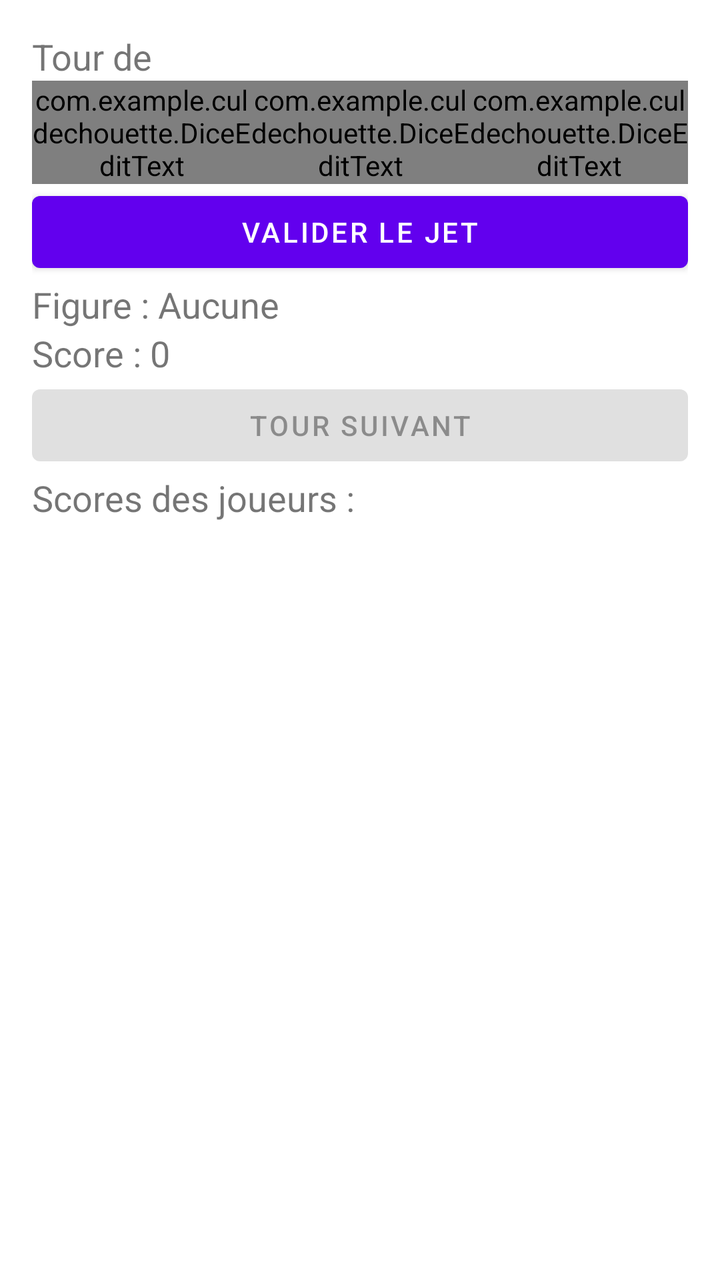
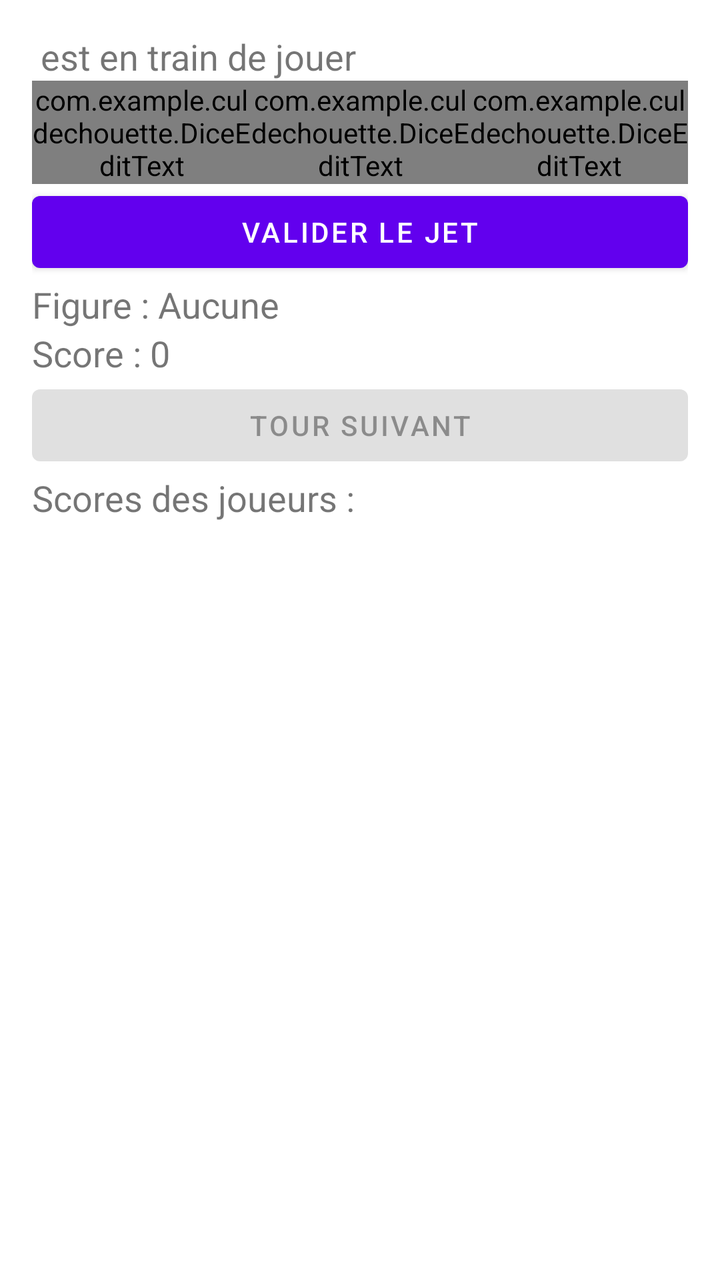

Compare the two renders of this Android layout. The source of the first and the diff that turns it into the second are given below.
<!-- AndroidManifest.xml: application theme Theme.CulDeChouette -->
<!-- res/layout/activity_main.xml -->
<LinearLayout xmlns:android="http://schemas.android.com/apk/res/android"
    xmlns:tools="http://schemas.android.com/tools"
    android:layout_width="match_parent"
    android:layout_height="match_parent"
    android:orientation="vertical"
    android:padding="16dp"
    tools:context=".MainActivity">


    <LinearLayout
        android:layout_width="match_parent"
        android:layout_height="wrap_content"
        android:orientation="horizontal"
        android:gravity="left">

        <TextView
            android:layout_width="wrap_content"
            android:layout_height="wrap_content"
            android:text="Tour de "
            android:textSize="18sp" />

        <TextView
            android:id="@+id/currentPlayerText"
            android:layout_width="match_parent"
            android:layout_height="wrap_content"
            android:text=""
            android:textSize="18sp" />
    </LinearLayout>

    <LinearLayout
        android:layout_width="match_parent"
        android:layout_height="wrap_content"
        android:orientation="horizontal"
        android:gravity="center">

        <com.example.culdechouette.DiceEditText
            android:id="@+id/dice1"
            android:layout_width="0dp"
            android:layout_height="wrap_content"
            android:layout_weight="1"
            android:hint="Dé 1" />

        <com.example.culdechouette.DiceEditText
            android:id="@+id/dice2"
            android:layout_width="0dp"
            android:layout_height="wrap_content"
            android:layout_weight="1"
            android:hint="Dé 2" />

        <com.example.culdechouette.DiceEditText
            android:id="@+id/dice3"
            android:layout_width="0dp"
            android:layout_height="wrap_content"
            android:layout_weight="1"
            android:hint="Dé 3" />
    </LinearLayout>

    <Button
        android:id="@+id/validateScoreButton"
        android:layout_width="match_parent"
        android:layout_height="wrap_content"
        android:text="Valider le jet" />

    <Button
        android:id="@+id/siroterButton"
        android:layout_width="match_parent"
        android:layout_height="wrap_content"
        android:text="Siroter"
        android:visibility="gone" />

    <LinearLayout
        android:layout_width="match_parent"
        android:layout_height="wrap_content"
        android:orientation="horizontal"
        android:gravity="left">

        <TextView
            android:layout_width="wrap_content"
            android:layout_height="wrap_content"
            android:text="Figure : "
            android:textSize="18sp" />

        <TextView
            android:id="@+id/figureText"
            android:layout_width="match_parent"
            android:layout_height="wrap_content"
            android:text="Aucune"
            android:textSize="18sp" />
    </LinearLayout>

    <LinearLayout
        android:layout_width="match_parent"
        android:layout_height="wrap_content"
        android:orientation="horizontal"
        android:gravity="left">

        <TextView
            android:layout_width="wrap_content"
            android:layout_height="wrap_content"
            android:text="Score : "
            android:textSize="18sp" />

        <TextView
            android:id="@+id/resultText"
            android:layout_width="match_parent"
            android:layout_height="wrap_content"
            android:text="0"
            android:textSize="18sp" />
    </LinearLayout>

    <Button
        android:id="@+id/nextTurnButton"
        android:layout_width="match_parent"
        android:layout_height="wrap_content"
        android:text="Tour suivant"
        android:enabled="false" />

    <TextView
        android:layout_width="match_parent"
        android:layout_height="wrap_content"
        android:text="Scores des joueurs : "
        android:textSize="18sp" />

    <TextView
        android:id="@+id/playersScoreText"
        android:layout_width="match_parent"
        android:layout_height="wrap_content"
        android:text=""
        android:textSize="18sp" />
</LinearLayout>
<!-- resources referenced by this layout -->
<resources>
  <style name="Theme.CulDeChouette" parent="Theme.MaterialComponents.DayNight.DarkActionBar">
          
          <item name="colorPrimary">@color/purple_500</item>
          <item name="colorPrimaryVariant">@color/purple_700</item>
          <item name="colorOnPrimary">@color/white</item>
          
          <item name="colorSecondary">@color/teal_200</item>
          <item name="colorSecondaryVariant">@color/teal_700</item>
          <item name="colorOnSecondary">@color/black</item>
          
          <item name="android:statusBarColor" tools:targetApi="l">?attr/colorPrimaryVariant</item>
          
      </style>
  <color name="purple_500">#FF6200EE</color>
  <color name="purple_700">#FF3700B3</color>
  <color name="white">#FFFFFFFF</color>
  <color name="teal_200">#FF03DAC5</color>
  <color name="teal_700">#FF018786</color>
  <color name="black">#FF000000</color>
</resources>

<!-- the commit's change to res/layout/activity_main.xml (unified diff, before → after) -->
@@ -6,24 +6,23 @@
     android:padding="16dp"
     tools:context=".MainActivity">
 
-
     <LinearLayout
         android:layout_width="match_parent"
         android:layout_height="wrap_content"
         android:orientation="horizontal"
-        android:gravity="left">
+        android:gravity="start">
 
         <TextView
+            android:id="@+id/currentPlayerText"
             android:layout_width="wrap_content"
             android:layout_height="wrap_content"
-            android:text="Tour de "
+            android:text=""
             android:textSize="18sp" />
 
         <TextView
-            android:id="@+id/currentPlayerText"
             android:layout_width="match_parent"
             android:layout_height="wrap_content"
-            android:text=""
+            android:text="@string/playing"
             android:textSize="18sp" />
     </LinearLayout>
 
@@ -38,53 +37,53 @@
             android:layout_width="0dp"
             android:layout_height="wrap_content"
             android:layout_weight="1"
-            android:hint="Dé 1" />
+            android:hint="@string/dice1" />
 
         <com.example.culdechouette.DiceEditText
             android:id="@+id/dice2"
             android:layout_width="0dp"
             android:layout_height="wrap_content"
             android:layout_weight="1"
-            android:hint="Dé 2" />
+            android:hint="@string/dice2" />
 
         <com.example.culdechouette.DiceEditText
             android:id="@+id/dice3"
             android:layout_width="0dp"
             android:layout_height="wrap_content"
             android:layout_weight="1"
-            android:hint="Dé 3" />
+            android:hint="@string/dice3" />
     </LinearLayout>
 
     <Button
         android:id="@+id/validateScoreButton"
         android:layout_width="match_parent"
         android:layout_height="wrap_content"
-        android:text="Valider le jet" />
+        android:text="@string/validate_roll" />
 
     <Button
         android:id="@+id/siroterButton"
         android:layout_width="match_parent"
         android:layout_height="wrap_content"
-        android:text="Siroter"
+        android:text="@string/siroter"
         android:visibility="gone" />
 
     <LinearLayout
         android:layout_width="match_parent"
         android:layout_height="wrap_content"
         android:orientation="horizontal"
-        android:gravity="left">
+        android:gravity="start">
 
         <TextView
             android:layout_width="wrap_content"
             android:layout_height="wrap_content"
-            android:text="Figure : "
+            android:text="@string/figure"
             android:textSize="18sp" />
 
         <TextView
             android:id="@+id/figureText"
             android:layout_width="match_parent"
             android:layout_height="wrap_content"
-            android:text="Aucune"
+            android:text="@string/none_e"
             android:textSize="18sp" />
     </LinearLayout>
 
@@ -92,19 +91,19 @@
         android:layout_width="match_parent"
         android:layout_height="wrap_content"
         android:orientation="horizontal"
-        android:gravity="left">
+        android:gravity="start">
 
         <TextView
             android:layout_width="wrap_content"
             android:layout_height="wrap_content"
-            android:text="Score : "
+            android:text="@string/score"
             android:textSize="18sp" />
 
         <TextView
             android:id="@+id/resultText"
             android:layout_width="match_parent"
             android:layout_height="wrap_content"
-            android:text="0"
+            android:text="@string/zero"
             android:textSize="18sp" />
     </LinearLayout>
 
@@ -112,13 +111,13 @@
         android:id="@+id/nextTurnButton"
         android:layout_width="match_parent"
         android:layout_height="wrap_content"
-        android:text="Tour suivant"
+        android:text="@string/next_turn"
         android:enabled="false" />
 
     <TextView
         android:layout_width="match_parent"
         android:layout_height="wrap_content"
-        android:text="Scores des joueurs : "
+        android:text="@string/player_score"
         android:textSize="18sp" />
 
     <TextView
<!-- resource entries referenced after the edit -->
@@ -1,5 +1,17 @@
 <!-- resources referenced by this layout -->
 <resources>
+  <string name="dice1">Dé 1</string>
+  <string name="dice2">Dé 2</string>
+  <string name="dice3">Dé 3</string>
+  <string name="figure">Figure :\ </string>
+  <string name="next_turn">Tour suivant</string>
+  <string name="none_e">Aucune</string>
+  <string name="player_score">Scores des joueurs :\ </string>
+  <string name="playing">\ est en train de jouer</string>
+  <string name="score">Score :\ </string>
+  <string name="siroter">Siroter</string>
+  <string name="validate_roll">Valider le jet</string>
+  <string name="zero">0</string>
   <style name="Theme.CulDeChouette" parent="Theme.MaterialComponents.DayNight.DarkActionBar">
           
           <item name="colorPrimary">@color/purple_500</item>
